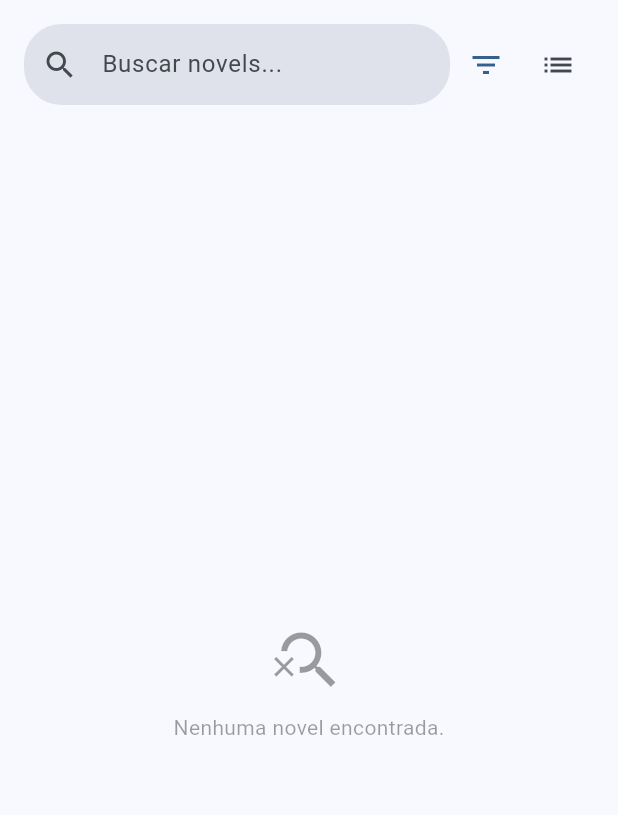
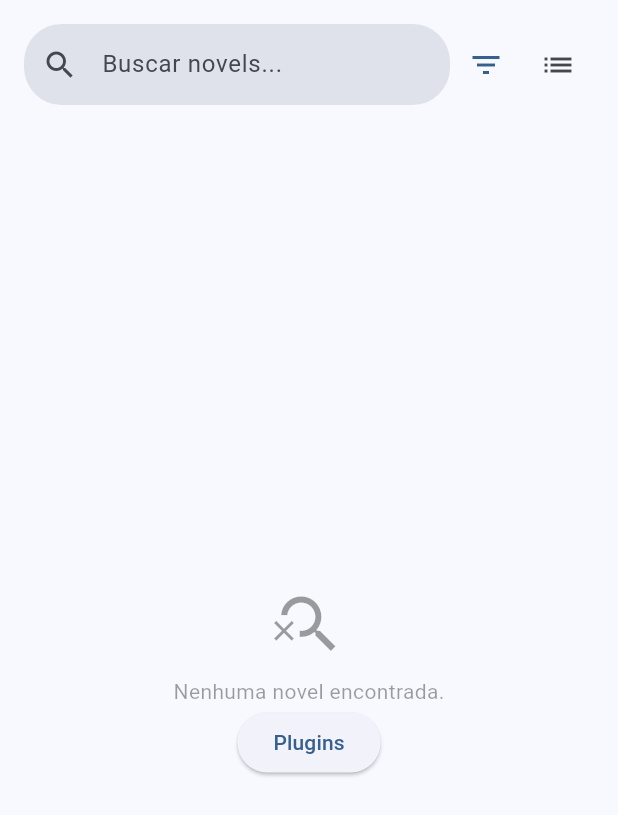
Before and after one commit to Luiz-eduardp/akashic_records, a Flutter app: the LibraryScreen screen opened directly, on a phone screen of 412 x 824 dp. Shown: the top 815 px of the screen. Run offline on Flutter 3.47's test engine with Material 3 defaults, Android fonts, the phone set to English and light mode, and no system bars; our stand-ins replace cached_network_image, cookie_jar, flutter_colorpicker, flutter_markdown, package_info_plus, shared_preferences and 2 more; accounts and stored records are empty; network calls fail.

Commit message:
fix(library): improve novel grid display
- Removed redundant isEmpty check.
- Added "Plugins" button when loading.

```diff
--- a/lib/screens/library/novel_grid_widget.dart
+++ b/lib/screens/library/novel_grid_widget.dart
@@ -24,7 +24,7 @@ class NovelGridWidget extends StatelessWidget {
 
   @override
   Widget build(BuildContext context) {
-    if (isLoading && novels.isEmpty) {
+    if (isLoading) {
       return NovelGridSkeletonWidget(itemCount: 8);
     }
 
@@ -54,6 +54,12 @@ class NovelGridWidget extends StatelessWidget {
                     Text(
                       "Nenhuma novel encontrada.".translate,
                       style: TextStyle(color: Theme.of(context).disabledColor),
+                    ),
+                    ElevatedButton(
+                      onPressed: () {
+                        Navigator.pushNamed(context, '/plugins');
+                      },
+                      child: Text('Plugins'.translate),
                     ),
                   ],
                 ),
```
